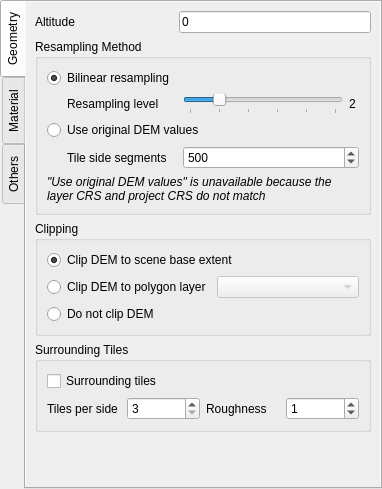
Before: the Qt Designer form gui/ui/demproperties.ui in minorua/Qgis2threejs, drawn with Qt 5.
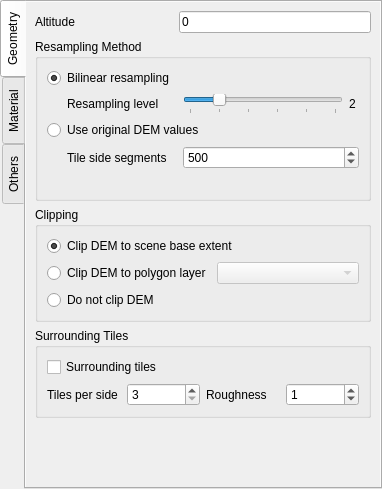
After: the same form once the commit is applied. Custom widgets are drawn as their Qt base class.

Commit message: fix comparison of DEM resolutions in X and Y directions, and show reason in property dialog when "use original values" option is unavailable

```diff
--- a/gui/ui/demproperties.ui
+++ b/gui/ui/demproperties.ui
@@ -211,20 +211,17 @@
                   </property>
                  </widget>
                 </item>
-               </layout>
-              </item>
-              <item>
+                <item row="1" column="0" colspan="2">
                <widget class="QLabel" name="labelOriginalValues">
                 <property name="styleSheet">
                  <string notr="true">font-style:italic;</string>
                 </property>
-                <property name="text">
-                 <string>&quot;Use original DEM values&quot; is unavailable because the layer CRS and project CRS do not match</string>
-                </property>
                 <property name="wordWrap">
                  <bool>true</bool>
                 </property>
                </widget>
+                </item>
+               </layout>
               </item>
              </layout>
             </widget>
```
Lines whose indentation alone changed are shown as unchanged. The commit also changes 3 other files.
